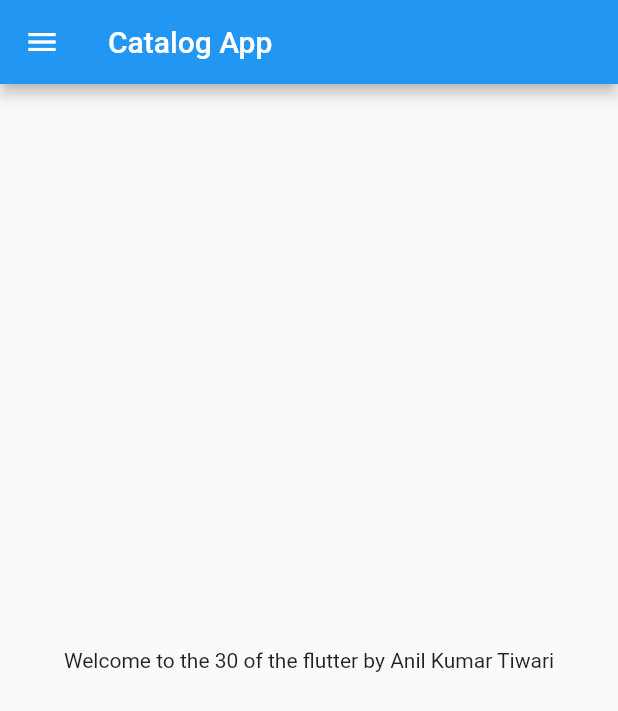
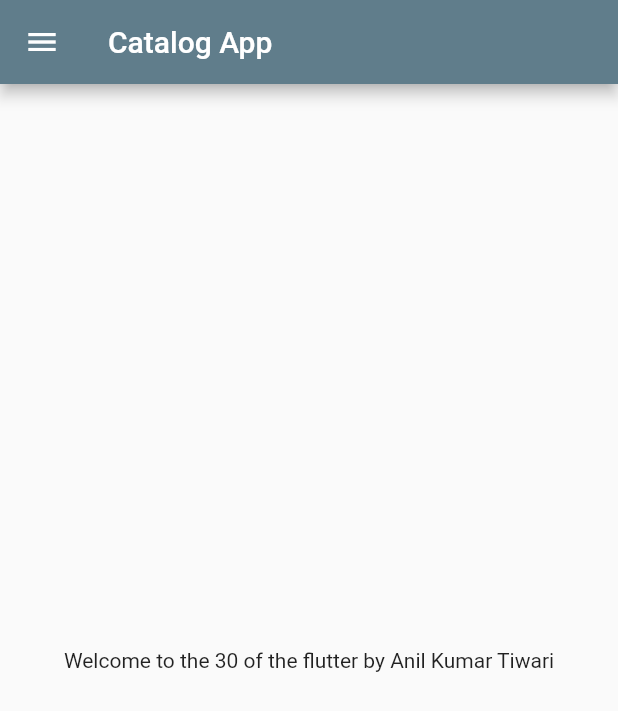
Before and after one commit to xanyl/flutter_category_app, a Flutter app: the screen it shows after launch, on a phone screen of 412 x 824 dp. Shown: the top 711 px of the screen. Run offline on Flutter 3.47's test engine with Material 2 defaults, Android fonts, the phone set to English and light mode, and no system bars.

Commit message:
Day 3 Completed

```diff
--- a/lib/main.dart
+++ b/lib/main.dart
@@ -1,5 +1,6 @@
 import 'package:flutter/material.dart';
-import 'package:flutter_application_1/home_page.dart';
+import 'package:flutter_application_1/pages/home_page.dart';
+import 'package:flutter_application_1/pages/login_page.dart';
 
 
 void main() {
@@ -13,7 +14,21 @@ class MyApp extends StatelessWidget {
   Widget build(BuildContext context) {
 
     return MaterialApp(
-      home: HomePage(),
+      themeMode: ThemeMode.light,
+      theme: ThemeData(
+        primarySwatch: Colors.blueGrey,
+      ),
+      darkTheme: ThemeData(
+        brightness: Brightness.dark,
+      ),
+      initialRoute: "/home",
+      routes: {
+        "/": (context) => LoginPage(),
+        "/home": (context) => HomePage(),
+        "/login": (context) => LoginPage(),
+
+
+      },
     );
   }
 }
--- a/lib/home_page.dart
+++ b/lib/pages/home_page.dart
@@ -18,7 +18,7 @@ class HomePage extends StatelessWidget {
       ),
 
     ),
-    drawer: Drawer(backgroundColor: Colors.greenAccent),
+    drawer: Drawer(backgroundColor: Color.fromARGB(255, 76, 78, 78)),
 
     );
 
```
Also changed, not shown: lib/pages/login_page.dart (added, +19 -0 lines).
